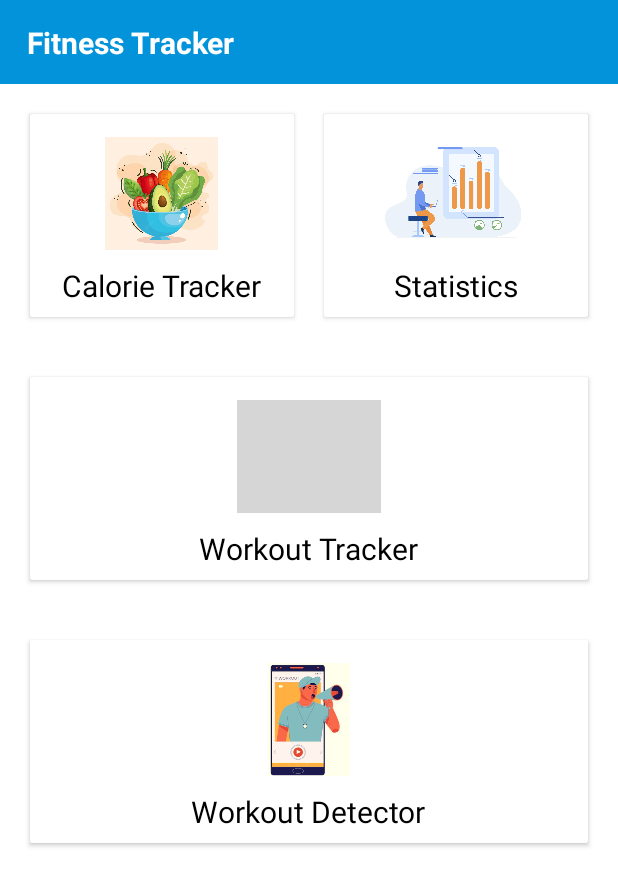
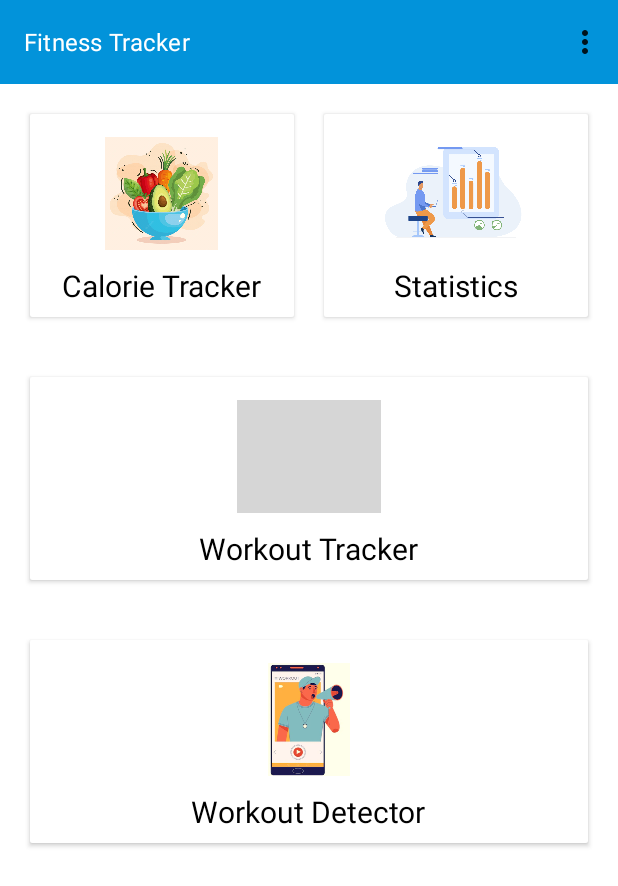
Before and after one commit to sahilasopa/FitnessTracker, an Android app: the screen it shows after launch once a user with an empty profile is signed in (MainActivity), on a phone screen of 412 x 824 dp. Shown: the top 886 px of the screen. Run offline under Robolectric (Android 15) with nearby library versions, the phone set to English and light mode, and no system bars; our stand-ins replace Firebase (no records; nobody signed in at launch, a user with empty details on screens opened directly); grey boxes are pictures that could not be loaded.

Commit message:
Initial Commit

```diff
--- a/app/build.gradle
+++ b/app/build.gradle
@@ -42,6 +42,8 @@ dependencies {
     implementation 'com.hbb20:ccp:2.5.4'
     implementation 'com.google.mlkit:pose-detection-accurate:18.0.0-beta3'
     implementation 'com.google.mlkit:pose-detection:17.0.0'
+    implementation 'com.android.volley:volley:1.2.1'
+
 
     implementation 'androidx.constraintlayout:constraintlayout:2.1.4'
     testImplementation 'junit:junit:4.13.2'
--- a/app/src/main/java/com/sahilasopa/fitnesstracker/MainActivity.java
+++ b/app/src/main/java/com/sahilasopa/fitnesstracker/MainActivity.java
@@ -1,15 +1,15 @@
 package com.sahilasopa.fitnesstracker;
 
 import android.content.Intent;
+import android.graphics.Color;
 import android.os.Bundle;
+import android.view.MenuItem;
+import android.widget.Toolbar;
 
 import androidx.appcompat.app.AppCompatActivity;
 
 import com.google.firebase.auth.FirebaseAuth;
 import com.google.firebase.database.FirebaseDatabase;
-import com.google.mlkit.vision.pose.PoseDetection;
-import com.google.mlkit.vision.pose.PoseDetector;
-import com.google.mlkit.vision.pose.accurate.AccuratePoseDetectorOptions;
 import com.sahilasopa.fitnesstracker.databinding.ActivityMainBinding;
 
 public class MainActivity extends AppCompatActivity {
@@ -17,7 +17,6 @@ public class MainActivity extends AppCompatActivity {
     FirebaseDatabase database; // Firebase Database
     FirebaseAuth auth;
     Intent login;
-    Intent pose;
 
     @Override
     protected void onCreate(Bundle savedInstanceState) {
@@ -30,5 +29,16 @@ public class MainActivity extends AppCompatActivity {
             startActivity(login);
             finish();
         } // If User is Not logged in switch to login page
+        binding.materialToolbar.setSubtitle("Fitness Tracker");
+        binding.materialToolbar.setSubtitleTextColor(Color.WHITE);
+        binding.materialToolbar.inflateMenu(R.menu.main);
+        binding.materialToolbar.setOnMenuItemClickListener(item -> {
+            if (item.getItemId() == R.id.logout_menu){
+                auth.signOut();
+                startActivity(login);
+                finish();
+            }
+            return false;
+        });
     }
 }
--- /dev/null
+++ b/app/src/main/java/com/sahilasopa/fitnesstracker/utils/JsonParser.java
@@ -0,0 +1,5 @@
+package com.sahilasopa.fitnesstracker.utils;
+
+public class JsonParser {
+
+}
--- a/app/src/main/res/layout/activity_contact.xml
+++ b/app/src/main/res/layout/activity_contact.xml
@@ -47,6 +47,7 @@
             android:ems="10"
             android:hint="@string/contact_no"
             android:inputType="phone"
+            android:minHeight="48dp"
             android:padding="9dp"
             android:textColor="@color/black"
             android:textColorHint="#808080 " />
@@ -60,6 +61,7 @@
             android:ems="10"
             android:hint="@string/username"
             android:inputType="text"
+            android:minHeight="48dp"
             android:padding="9dp"
             android:textColor="@color/black"
             android:textColorHint="#808080 " />
--- a/app/src/main/res/layout/activity_main.xml
+++ b/app/src/main/res/layout/activity_main.xml
@@ -11,22 +11,8 @@
         android:layout_height="wrap_content"
         android:background="?attr/colorPrimary"
         android:minHeight="?attr/actionBarSize"
-        android:padding="20dp"
         android:theme="?attr/actionBarTheme"
         app:layout_constraintEnd_toEndOf="parent"
-        app:layout_constraintStart_toStartOf="parent"
-        app:layout_constraintTop_toTopOf="parent" />
-
-    <TextView
-        android:id="@+id/textView"
-        android:layout_width="wrap_content"
-        android:layout_height="wrap_content"
-        android:layout_marginStart="18dp"
-        android:text="@string/app_name"
-        android:textColor="@color/white"
-        android:textSize="20sp"
-        android:textStyle="bold"
-        app:layout_constraintBottom_toBottomOf="@+id/materialToolbar"
         app:layout_constraintStart_toStartOf="parent"
         app:layout_constraintTop_toTopOf="parent" />
 
--- /dev/null
+++ b/app/src/main/res/menu/main.xml
@@ -0,0 +1,6 @@
+<?xml version="1.0" encoding="utf-8"?>
+<menu xmlns:android="http://schemas.android.com/apk/res/android">
+    <item
+        android:id="@+id/logout_menu"
+        android:title="@string/logout" />
+</menu>
--- a/app/src/main/res/values/strings.xml
+++ b/app/src/main/res/values/strings.xml
@@ -1,5 +1,5 @@
 <resources>
-    <string name="app_name">Fitness Tracker</string>
+    <string name="app_name" translatable="false">Fitness Tracker</string>
     <string name="username">Username</string>
     <string name="email">Email</string>
     <string name="contact_no">Contact No</string>
@@ -25,10 +25,8 @@
     <string name="complete_profile">Complete Profile</string>
     <string name="calorie_tracker">Calorie Tracker</string>
     <string name="workout_tracker">Workout Tracker</string>
-    <string name="flashcard">f</string>
-    <string name="todo">t</string>
     <string name="profile">My Profile</string>
-    <string name="my_profile">My Profile</string>
     <string name="statistics">Statistics</string>
     <string name="workout_detector">Workout Detector</string>
+    <string name="logout">logout</string>
 </resources>
```
Also changed, not shown: app/src/main/java/com/sahilasopa/fitnesstracker/CompleteProfileActivity.java (+7 -6 lines), app/src/main/java/com/sahilasopa/fitnesstracker/LoginActivity.java (+8 -8 lines), app/src/main/java/com/sahilasopa/fitnesstracker/models/Food.java (added, +80 -0 lines), app/src/main/java/com/sahilasopa/fitnesstracker/models/User.java (+24 -9 lines).
